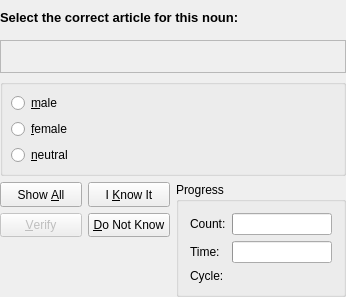
Qt form src/practice/ArtQueryDlgForm.ui (KDE/parley) before a commit.
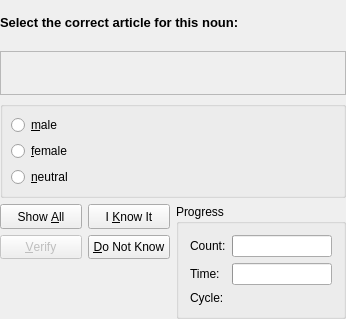
The same form after that commit.

Commit message: The article class still had get/set natural instead of neutral as functions. Make the article test work so far. Only wrong answers don't count as wrong right now. (Before the dialog showed up and was completely disabled).

```diff
--- a/src/practice/ArtQueryDlgForm.ui
+++ b/src/practice/ArtQueryDlgForm.ui
@@ -7,13 +7,11 @@
     <x>0</x>
     <y>0</y>
     <width>346</width>
-    <height>297</height>
+    <height>319</height>
    </rect>
   </property>
   <property name="sizePolicy" >
-   <sizepolicy>
-    <hsizetype>3</hsizetype>
-    <vsizetype>1</vsizetype>
+   <sizepolicy vsizetype="Minimum" hsizetype="MinimumExpanding" >
     <horstretch>0</horstretch>
     <verstretch>0</verstretch>
    </sizepolicy>
@@ -22,7 +20,19 @@
    <property name="margin" >
     <number>0</number>
    </property>
-   <property name="spacing" >
+   <property name="topMargin" >
+    <number>0</number>
+   </property>
+   <property name="rightMargin" >
+    <number>0</number>
+   </property>
+   <property name="bottomMargin" >
+    <number>0</number>
+   </property>
+   <property name="horizontalSpacing" >
+    <number>6</number>
+   </property>
+   <property name="verticalSpacing" >
     <number>6</number>
    </property>
    <item row="2" column="0" >
@@ -66,15 +76,25 @@
      <property name="margin" >
       <number>0</number>
      </property>
-     <property name="spacing" >
+     <property name="topMargin" >
+      <number>0</number>
+     </property>
+     <property name="rightMargin" >
+      <number>0</number>
+     </property>
+     <property name="bottomMargin" >
+      <number>0</number>
+     </property>
+     <property name="horizontalSpacing" >
+      <number>6</number>
+     </property>
+     <property name="verticalSpacing" >
       <number>6</number>
      </property>
      <item rowspan="2" row="0" column="1" >
       <widget class="QGroupBox" name="progressgroup" >
        <property name="sizePolicy" >
-        <sizepolicy>
-         <hsizetype>1</hsizetype>
-         <vsizetype>1</vsizetype>
+        <sizepolicy vsizetype="Minimum" hsizetype="Minimum" >
          <horstretch>0</horstretch>
          <verstretch>0</verstretch>
         </sizepolicy>
@@ -86,7 +106,19 @@
         <property name="margin" >
          <number>11</number>
         </property>
-        <property name="spacing" >
+        <property name="topMargin" >
+         <number>11</number>
+        </property>
+        <property name="rightMargin" >
+         <number>11</number>
+        </property>
+        <property name="bottomMargin" >
+         <number>11</number>
+        </property>
+        <property name="horizontalSpacing" >
+         <number>6</number>
+        </property>
+        <property name="verticalSpacing" >
          <number>6</number>
         </property>
         <item row="0" column="1" >
@@ -106,9 +138,7 @@
         <item row="0" column="0" >
          <widget class="QLabel" name="countlabel" >
           <property name="sizePolicy" >
-           <sizepolicy>
-            <hsizetype>5</hsizetype>
-            <vsizetype>5</vsizetype>
+           <sizepolicy vsizetype="Preferred" hsizetype="Preferred" >
             <horstretch>0</horstretch>
             <verstretch>0</verstretch>
            </sizepolicy>
@@ -121,9 +151,7 @@
         <item row="1" column="0" >
          <widget class="QLabel" name="timelabel" >
           <property name="sizePolicy" >
-           <sizepolicy>
-            <hsizetype>5</hsizetype>
-            <vsizetype>5</vsizetype>
+           <sizepolicy vsizetype="Preferred" hsizetype="Preferred" >
             <horstretch>0</horstretch>
             <verstretch>0</verstretch>
            </sizepolicy>
@@ -136,9 +164,7 @@
         <item row="2" column="0" >
          <widget class="QLabel" name="Cyclelabel" >
           <property name="sizePolicy" >
-           <sizepolicy>
-            <hsizetype>5</hsizetype>
-            <vsizetype>5</vsizetype>
+           <sizepolicy vsizetype="Preferred" hsizetype="Preferred" >
             <horstretch>0</horstretch>
             <verstretch>0</verstretch>
            </sizepolicy>
@@ -154,9 +180,7 @@
         <item row="2" column="1" >
          <widget class="QLabel" name="progCount" >
           <property name="sizePolicy" >
-           <sizepolicy>
-            <hsizetype>5</hsizetype>
-            <vsizetype>1</vsizetype>
+           <sizepolicy vsizetype="Minimum" hsizetype="Preferred" >
             <horstretch>0</horstretch>
             <verstretch>0</verstretch>
            </sizepolicy>
@@ -171,7 +195,19 @@
        <property name="margin" >
         <number>0</number>
        </property>
-       <property name="spacing" >
+       <property name="topMargin" >
+        <number>0</number>
+       </property>
+       <property name="rightMargin" >
+        <number>0</number>
+       </property>
+       <property name="bottomMargin" >
+        <number>0</number>
+       </property>
+       <property name="horizontalSpacing" >
+        <number>6</number>
+       </property>
+       <property name="verticalSpacing" >
         <number>6</number>
        </property>
        <item row="1" column="0" >
@@ -180,9 +216,7 @@
           <bool>false</bool>
          </property>
          <property name="sizePolicy" >
-          <sizepolicy>
-           <hsizetype>1</hsizetype>
-           <vsizetype>1</vsizetype>
+          <sizepolicy vsizetype="Minimum" hsizetype="Minimum" >
            <horstretch>0</horstretch>
            <verstretch>0</verstretch>
           </sizepolicy>
@@ -195,9 +229,7 @@
        <item row="0" column="1" >
         <widget class="QPushButton" name="know_it" >
          <property name="sizePolicy" >
-          <sizepolicy>
-           <hsizetype>1</hsizetype>
-           <vsizetype>1</vsizetype>
+          <sizepolicy vsizetype="Minimum" hsizetype="Minimum" >
            <horstretch>0</horstretch>
            <verstretch>0</verstretch>
           </sizepolicy>
@@ -210,9 +242,7 @@
        <item row="0" column="0" >
         <widget class="QPushButton" name="show_all" >
          <property name="sizePolicy" >
-          <sizepolicy>
-           <hsizetype>1</hsizetype>
-           <vsizetype>1</vsizetype>
+          <sizepolicy vsizetype="Minimum" hsizetype="Minimum" >
            <horstretch>0</horstretch>
            <verstretch>0</verstretch>
           </sizepolicy>
@@ -225,9 +255,7 @@
        <item row="1" column="1" >
         <widget class="QPushButton" name="dont_know" >
          <property name="sizePolicy" >
-          <sizepolicy>
-           <hsizetype>1</hsizetype>
-           <vsizetype>1</vsizetype>
+          <sizepolicy vsizetype="Minimum" hsizetype="Minimum" >
            <horstretch>0</horstretch>
            <verstretch>0</verstretch>
           </sizepolicy>
@@ -242,9 +270,7 @@
      <item row="1" column="0" >
       <widget class="QLabel" name="status" >
        <property name="sizePolicy" >
-        <sizepolicy>
-         <hsizetype>7</hsizetype>
-         <vsizetype>1</vsizetype>
+        <sizepolicy vsizetype="Minimum" hsizetype="Expanding" >
          <horstretch>0</horstretch>
          <verstretch>0</verstretch>
         </sizepolicy>
@@ -262,9 +288,7 @@
    <item row="1" column="0" >
     <widget class="QLabel" name="orgField" >
      <property name="sizePolicy" >
-      <sizepolicy>
-       <hsizetype>7</hsizetype>
-       <vsizetype>1</vsizetype>
+      <sizepolicy vsizetype="Minimum" hsizetype="Expanding" >
        <horstretch>0</horstretch>
        <verstretch>0</verstretch>
       </sizepolicy>
```
Left out of the diff: 35 changed lines with no effect on the pictures. The commit also changes 3 other files.
